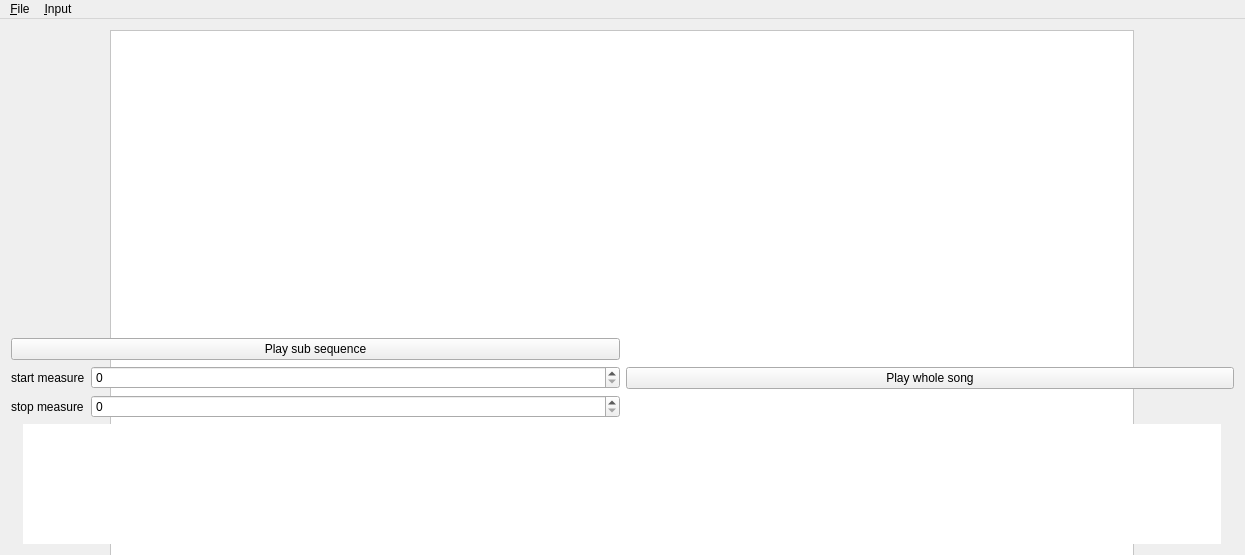
Before: the Qt Designer form src/mainwindow.ui in s-d-m2/lilyplayer, drawn with Qt 5.
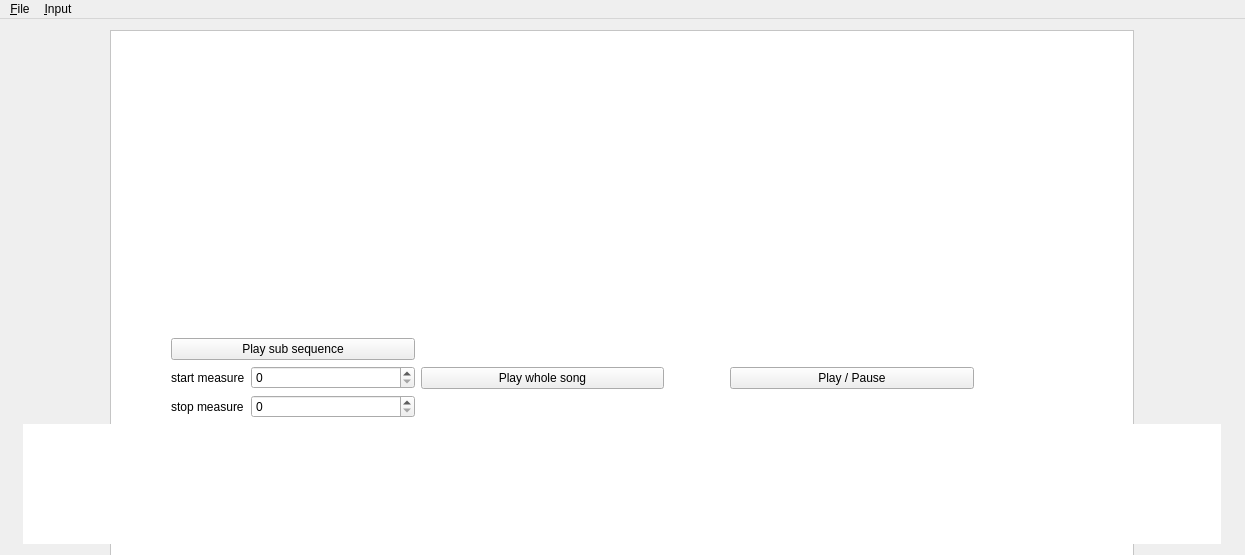
After: the same form once the commit is applied.

Commit message: added play/pause button

The edit to the form file:
```diff
--- a/src/mainwindow.ui
+++ b/src/mainwindow.ui
@@ -63,6 +63,22 @@
     </item>
     <item>
      <layout class="QHBoxLayout" name="horizontalLayout">
+      <item>
+       <spacer name="horizontalSpacer_3">
+        <property name="orientation">
+         <enum>Qt::Horizontal</enum>
+        </property>
+        <property name="sizeType">
+         <enum>QSizePolicy::Maximum</enum>
+        </property>
+        <property name="sizeHint" stdset="0">
+         <size>
+          <width>160</width>
+          <height>20</height>
+         </size>
+        </property>
+       </spacer>
+      </item>
       <item>
        <layout class="QVBoxLayout" name="verticalLayout_2">
         <item>
@@ -105,6 +121,45 @@
         </property>
        </widget>
       </item>
+      <item>
+       <spacer name="horizontalSpacer">
+        <property name="orientation">
+         <enum>Qt::Horizontal</enum>
+        </property>
+        <property name="sizeType">
+         <enum>QSizePolicy::Maximum</enum>
+        </property>
+        <property name="sizeHint" stdset="0">
+         <size>
+          <width>60</width>
+          <height>20</height>
+         </size>
+        </property>
+       </spacer>
+      </item>
+      <item>
+       <widget class="QPushButton" name="PlayPauseButton">
+        <property name="text">
+         <string>Play / Pause</string>
+        </property>
+       </widget>
+      </item>
+      <item>
+       <spacer name="horizontalSpacer_4">
+        <property name="orientation">
+         <enum>Qt::Horizontal</enum>
+        </property>
+        <property name="sizeType">
+         <enum>QSizePolicy::Maximum</enum>
+        </property>
+        <property name="sizeHint" stdset="0">
+         <size>
+          <width>260</width>
+          <height>20</height>
+         </size>
+        </property>
+       </spacer>
+      </item>
      </layout>
     </item>
     <item alignment="Qt::AlignHCenter|Qt::AlignVCenter">
```
Left out of the diff: 48 changed lines with no effect on the pictures. The commit also changes 2 other files.
